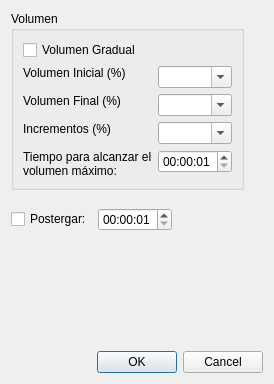
Before: the Qt Designer form options.ui in evgom/Alarma2, drawn with Qt 5.
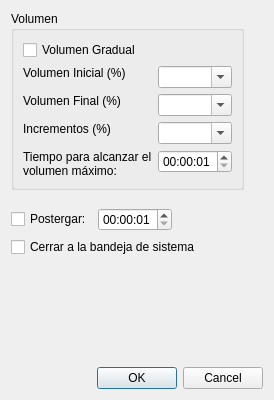
After: the same form once the commit is applied.

Commit message: Implementado cerrar a la bandeja del sistema.

What changed in the file:
```diff
--- a/options.ui
+++ b/options.ui
@@ -7,7 +7,7 @@
     <x>0</x>
     <y>0</y>
     <width>274</width>
-    <height>384</height>
+    <height>400</height>
    </rect>
   </property>
   <property name="windowTitle">
@@ -198,6 +198,13 @@
      </item>
     </layout>
    </item>
+   <item>
+    <widget class="QCheckBox" name="CHKcloseToTray">
+     <property name="text">
+      <string>Cerrar a la bandeja de sistema</string>
+     </property>
+    </widget>
+   </item>
    <item>
     <spacer name="verticalSpacer">
      <property name="orientation">
```
The commit also changes 5 other files.
